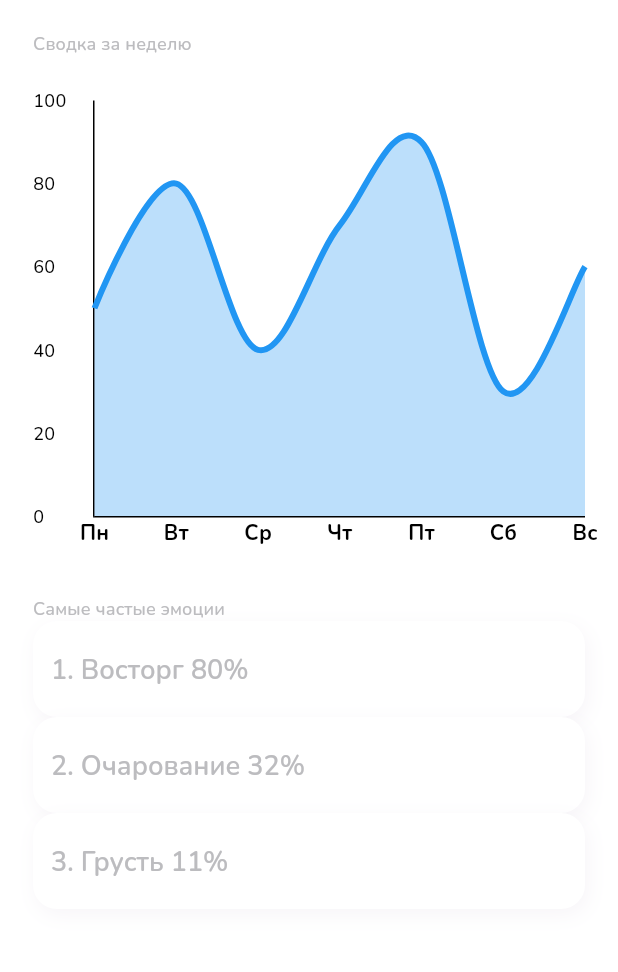
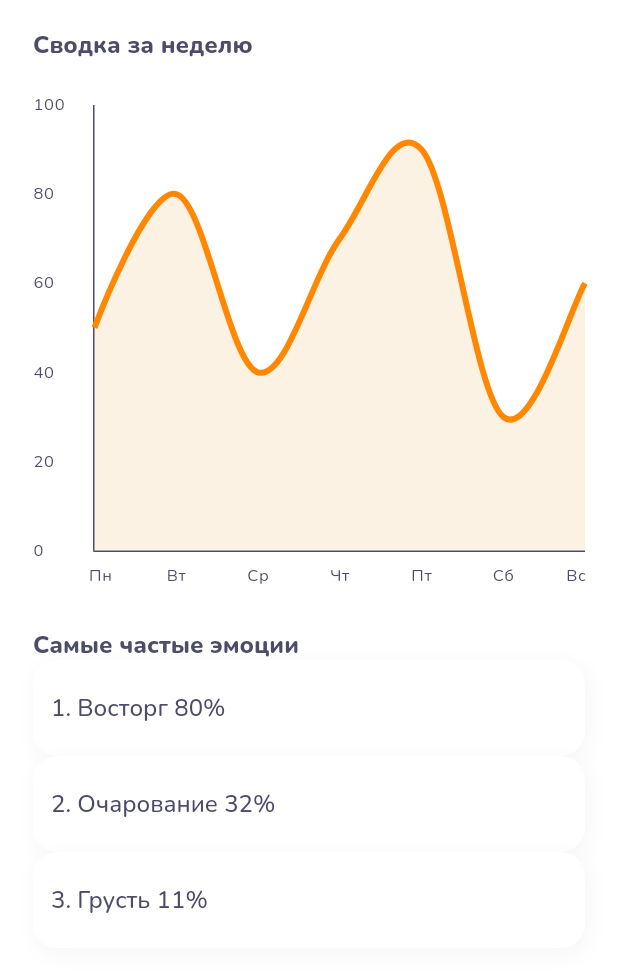
Before and after one commit to gabralava/tz, a Flutter app: the screen it shows after launch, tab 2 chosen, on a phone screen of 412 x 824 dp, the part 129-1101 px from its top. Run offline on Flutter 3.47's test engine with Material 3 defaults, Android fonts, the phone set to English and light mode, and no system bars; drawn by our look-alikes of fl_chart.

Commit message:
Окрасил страницу статитистики

```diff
--- a/lib/presentation/screens/statistics_screen.dart
+++ b/lib/presentation/screens/statistics_screen.dart
@@ -17,14 +17,14 @@ class StatisticsScreen extends StatelessWidget {
           Container(
             child: Text(
               'Сводка за неделю',
-              style: Theme.of(context).textTheme.labelLarge,
+              style: Theme.of(context).textTheme.titleLarge,
             ),
           ),
           SizedBox(
             height: 30,
           ),
           SizedBox(
-            height: 300,
+            height: 320,
             child: GraphCard(),
           ),
           SizedBox(
@@ -32,7 +32,7 @@ class StatisticsScreen extends StatelessWidget {
           ),
           Text(
             'Самые частые эмоции',
-            style: Theme.of(context).textTheme.labelLarge,
+            style: Theme.of(context).textTheme.titleLarge,
           ),
           TopEmotionCard(place: 1, usage: 80, emotion: 'Восторг',),
           TopEmotionCard(place: 2, usage: 32, emotion: 'Очарование',),
--- a/lib/presentation/ui/statistic/graph_card.dart
+++ b/lib/presentation/ui/statistic/graph_card.dart
@@ -18,26 +18,43 @@ class GraphCard extends StatelessWidget {
             sideTitles: SideTitles(
               showTitles: true,
               getTitlesWidget: (value, meta) {
-                const style = TextStyle(
-                  color: Colors.black,
-                  fontWeight: FontWeight.bold,
-                  fontSize: 14,
-                );
+                TextStyle? style = Theme.of(context).textTheme.labelMedium;
                 switch (value.toInt()) {
                   case 0:
-                    return Text('Пн', style: style);
+                    return Padding(
+                      padding: const EdgeInsets.only(top: 8, left: 8),
+                      child: Text('Пн', style: style),
+                    );
                   case 1:
-                    return Text('Вт', style: style);
+                    return Padding(
+                      padding: const EdgeInsets.only(top: 8),
+                      child: Text('Вт', style: style),
+                    );
                   case 2:
-                    return Text('Ср', style: style);
+                    return Padding(
+                      padding: const EdgeInsets.only(top: 8),
+                      child: Text('Ср', style: style),
+                    );
                   case 3:
-                    return Text('Чт', style: style);
+                    return Padding(
+                      padding: const EdgeInsets.only(top: 8),
+                      child: Text('Чт', style: style),
+                    );
                   case 4:
-                    return Text('Пт', style: style);
+                    return Padding(
+                      padding: const EdgeInsets.only(top: 8),
+                      child: Text('Пт', style: style),
+                    );
                   case 5:
-                    return Text('Сб', style: style);
+                    return Padding(
+                      padding: const EdgeInsets.only(top: 8),
+                      child: Text('Сб', style: style),
+                    );
                   case 6:
-                    return Text('Вс', style: style);
+                    return Padding(
+                      padding: const EdgeInsets.only(top: 8, right: 12),
+                      child: Text('Вс', style: style),
+                    );
                 }
                 return const Text('');
               },
@@ -51,7 +68,7 @@ class GraphCard extends StatelessWidget {
               reservedSize: 40,
               getTitlesWidget: (value, meta) {
                 return Text(value.toInt().toString(),
-                    style: TextStyle(color: Colors.black, fontSize: 12));
+                    style: Theme.of(context).textTheme.labelMedium);
               },
             ),
           ),
@@ -59,8 +76,8 @@ class GraphCard extends StatelessWidget {
         borderData: FlBorderData(
             show: true,
             border: Border(
-              left: BorderSide(color: Colors.black, width: 1),
-              bottom: BorderSide(color: Colors.black, width: 1),
+              left: BorderSide(color: Color.fromRGBO(76, 76, 105, 1), width: 1),
+              bottom: BorderSide(color: Color.fromRGBO(76, 76, 105, 1), width: 1),
             )),
         lineBarsData: [
           LineChartBarData(
@@ -75,10 +92,10 @@ class GraphCard extends StatelessWidget {
               ],
               isCurved: true, // Сглаженные линии
               barWidth: 4,
-              color: Colors.blue,
+              color: Theme.of(context).colorScheme.primaryContainer,
               belowBarData: BarAreaData(
                 show: true,
-                color: Colors.blue.withOpacity(0.3),
+                color: Theme.of(context).colorScheme.primary.withOpacity(0.11),
               ),
               dotData: FlDotData(show: false)),
         ],
--- a/lib/presentation/ui/statistic/top_emotion_card.dart
+++ b/lib/presentation/ui/statistic/top_emotion_card.dart
@@ -27,7 +27,7 @@ class TopEmotionCard extends StatelessWidget {
         children: [
           Text(
             '$place. $emotion $usage%',
-            style: Theme.of(context).textTheme.headlineMedium,
+            style: Theme.of(context).textTheme.headlineSmall,
           ),
         ],
       ),
```
